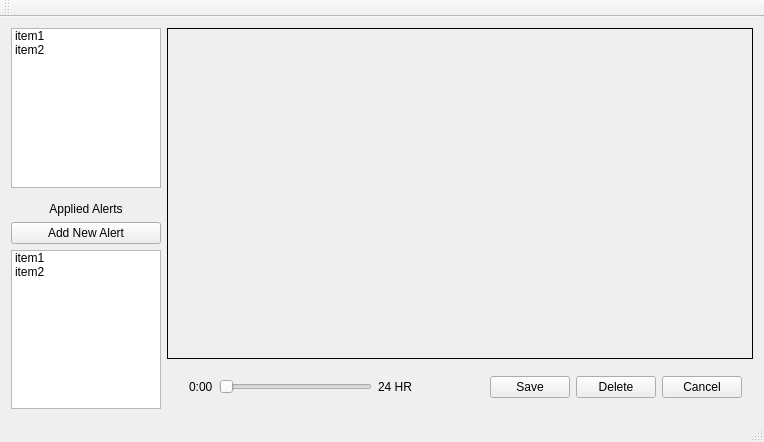
Old version of the form BvcClient/BvcClient/mainwindow.ui in the repository ProvisionLab/Alert_area.
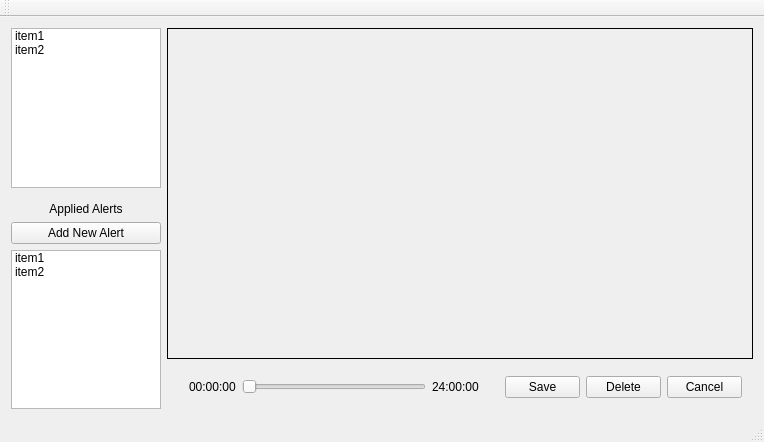
New version of the form. Custom widgets are drawn as their Qt base class.

Diff of the .ui file:
```diff
--- a/BvcClient/BvcClient/mainwindow.ui
+++ b/BvcClient/BvcClient/mainwindow.ui
@@ -188,7 +188,7 @@
                <item>
                 <widget class="QLabel" name="m_duration_text">
                  <property name="text">
-                  <string>0:00</string>
+                  <string>00:00:00</string>
                  </property>
                 </widget>
                </item>
@@ -202,37 +202,33 @@
                <item>
                 <widget class="QLabel" name="label_2">
                  <property name="text">
-                  <string>24 HR</string>
+                  <string>24:00:00</string>
                  </property>
                 </widget>
                </item>
               </layout>
              </widget>
             </item>
-            <item>
-             <spacer name="horizontalSpacer">
-              <property name="orientation">
-               <enum>Qt::Horizontal</enum>
-              </property>
-              <property name="sizeType">
-               <enum>QSizePolicy::Expanding</enum>
-              </property>
-              <property name="sizeHint" stdset="0">
-               <size>
-                <width>12</width>
-                <height>0</height>
-               </size>
-              </property>
-             </spacer>
-            </item>
             <item>
              <widget class="QWidget" name="widget_2" native="true">
+              <property name="sizePolicy">
+               <sizepolicy hsizetype="Fixed" vsizetype="Preferred">
+                <horstretch>0</horstretch>
+                <verstretch>0</verstretch>
+               </sizepolicy>
+              </property>
               <property name="minimumSize">
                <size>
                 <width>246</width>
                 <height>0</height>
                </size>
               </property>
+              <property name="maximumSize">
+               <size>
+                <width>246</width>
+                <height>16777215</height>
+               </size>
+              </property>
               <layout class="QHBoxLayout" name="horizontalLayout_5">
                <property name="leftMargin">
                 <number>9</number>
@@ -247,7 +243,7 @@
                 <number>0</number>
                </property>
                <item>
-                <spacer name="horizontalSpacer_2">
+                <spacer name="horizontalSpacer">
                  <property name="orientation">
                   <enum>Qt::Horizontal</enum>
                  </property>
```
